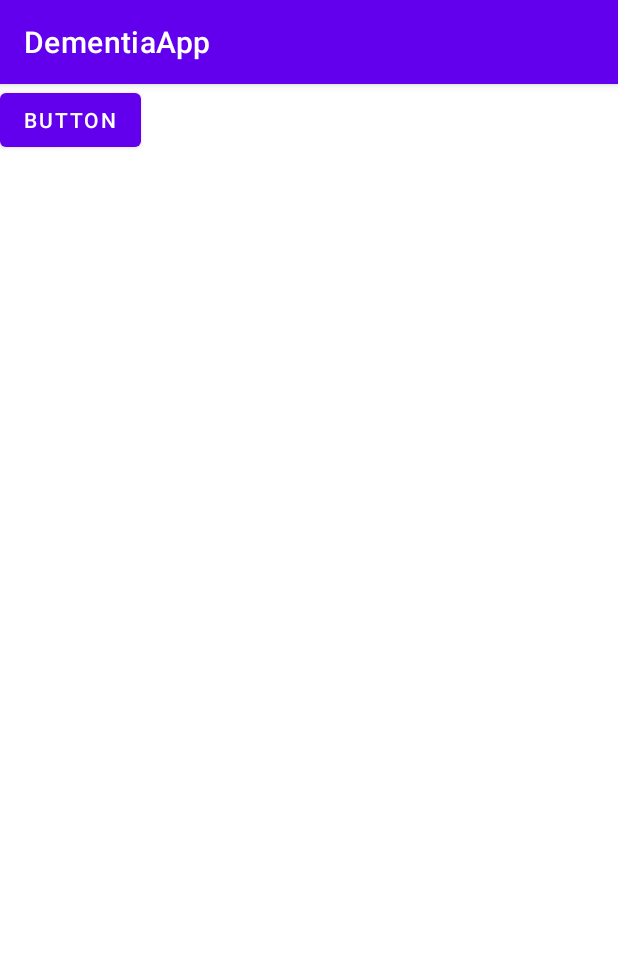
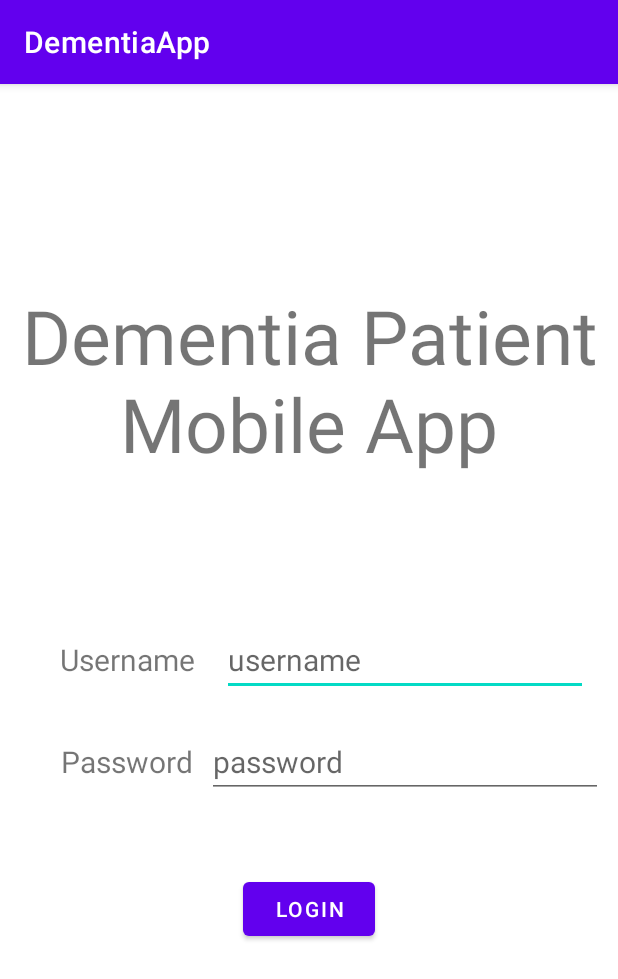
Before and after one commit to Eddi3Ho/DementiaApp, an Android app: the screen it shows after launch (LoginActivity), on a phone screen of 412 x 824 dp. Shown: the top 979 px of the screen. Run offline under Robolectric (Android 15) with nearby library versions, the phone set to English and light mode, and no system bars.

Commit message:
login done

```diff
--- a/app/src/main/AndroidManifest.xml
+++ b/app/src/main/AndroidManifest.xml
@@ -21,6 +21,28 @@
                 <category android:name="android.intent.category.LAUNCHER" />
             </intent-filter>
         </activity>
+
+        <activity
+            android:name=".RegisterActivity"
+            android:exported="true"
+            android:label="@string/app_name">
+            <intent-filter>
+                <action android:name="android.intent.action.MAIN" />
+
+                <category android:name="android.intent.category.LAUNCHER" />
+            </intent-filter>
+        </activity>
+
+        <activity
+            android:name=".MainActivity"
+            android:exported="true"
+            android:label="@string/app_name">
+            <intent-filter>
+                <action android:name="android.intent.action.MAIN" />
+
+                <category android:name="android.intent.category.LAUNCHER" />
+            </intent-filter>
+        </activity>
     </application>
 
 </manifest>
--- a/app/src/main/java/com/example/dementiaapp/LoginActivity.java
+++ b/app/src/main/java/com/example/dementiaapp/LoginActivity.java
@@ -1,9 +1,17 @@
 package com.example.dementiaapp;
 
+import android.content.Intent;
+import android.graphics.Color;
 import android.os.Bundle;
+import android.view.View;
+import android.widget.Button;
+import android.widget.EditText;
+import android.widget.Toast;
 
 import androidx.annotation.Nullable;
 import androidx.appcompat.app.AppCompatActivity;
+
+import com.example.dementiaapp.ui.dashboard.DashboardFragment;
 
 public class LoginActivity extends AppCompatActivity {
 
@@ -12,5 +20,25 @@ public class LoginActivity extends AppCompatActivity {
         super.onCreate(savedInstanceState);
 
         setContentView(R.layout.login);
+        Login();
+    }
+
+    void Login(){
+        EditText username = (EditText) findViewById(R.id.username_editText);
+        EditText password = (EditText) findViewById(R.id.password_editText);
+        Button btnlogin = (Button) findViewById(R.id.loginButton);
+
+        btnlogin.setOnClickListener(new View.OnClickListener() {
+            @Override
+            public void onClick(View v) {
+                if(username.getText().toString().equals("admin") && password.getText().toString().equals("admin")){
+                    Toast.makeText(LoginActivity.this, "Login Successfully", Toast.LENGTH_SHORT).show();
+                    Intent intent = new Intent(LoginActivity.this, MainActivity.class);
+                    startActivity(intent);
+                }else{
+                    Toast.makeText(LoginActivity.this, "Username or Password is incorrect!", Toast.LENGTH_SHORT).show();
+                }
+            }
+        });
     }
 }
--- a/app/src/main/res/layout/login.xml
+++ b/app/src/main/res/layout/login.xml
@@ -1,14 +1,74 @@
 <?xml version="1.0" encoding="utf-8"?>
-<androidx.constraintlayout.widget.ConstraintLayout xmlns:android="http://schemas.android.com/apk/res/android"
+<RelativeLayout xmlns:android="http://schemas.android.com/apk/res/android"
     xmlns:tools="http://schemas.android.com/tools"
     android:layout_width="match_parent"
     android:layout_height="match_parent">
 
-    <Button
-        android:id="@+id/button"
+    <TextView
         android:layout_width="wrap_content"
         android:layout_height="wrap_content"
-        android:text="Button"
-        tools:layout_editor_absoluteX="134dp"
-        tools:layout_editor_absoluteY="186dp" />
-</androidx.constraintlayout.widget.ConstraintLayout>
+        android:layout_above="@id/username_editText"
+        android:layout_centerHorizontal="true"
+        android:layout_marginBottom="100dp"
+        android:text="Dementia Patient Mobile App"
+        android:textAlignment="center"
+        android:textSize="50sp" />
+
+    <TextView
+        android:id="@+id/username_textView"
+        android:layout_width="wrap_content"
+        android:layout_height="wrap_content"
+        android:layout_alignTop="@id/username_editText"
+        android:layout_alignBottom="@id/username_editText"
+        android:layout_marginStart="40dp"
+        android:gravity="center"
+        android:text="Username"
+        android:textSize="20sp" />
+
+    <EditText
+        android:id="@+id/username_editText"
+        android:layout_width="match_parent"
+        android:layout_height="wrap_content"
+        android:layout_alignStart="@id/password_editText"
+        android:layout_alignEnd="@id/password_editText"
+        android:layout_centerInParent="true"
+        android:layout_marginStart="10dp"
+        android:layout_marginEnd="10dp"
+        android:layout_toEndOf="@id/username_textView"
+        android:hint="username"
+        android:maxLines="1"
+        android:textSize="20sp" />
+
+    <TextView
+        android:id="@+id/passwordTextView"
+        android:layout_width="wrap_content"
+        android:layout_height="wrap_content"
+        android:layout_alignTop="@id/password_editText"
+        android:layout_alignBottom="@id/password_editText"
+        android:layout_marginStart="40dp"
+        android:gravity="center"
+        android:text="Password"
+        android:textSize="20sp" />
+
+    <EditText
+        android:id="@+id/password_editText"
+        android:layout_width="match_parent"
+        android:layout_height="wrap_content"
+        android:layout_below="@id/username_editText"
+        android:layout_centerInParent="true"
+        android:layout_marginStart="10dp"
+        android:layout_marginTop="20dp"
+        android:layout_marginEnd="10dp"
+        android:layout_toEndOf="@id/passwordTextView"
+        android:hint="password"
+        android:textSize="20sp" />
+
+    <Button
+        android:id="@+id/loginButton"
+        android:layout_width="wrap_content"
+        android:layout_height="wrap_content"
+        android:text="Login"
+        android:layout_below="@id/password_editText"
+        android:layout_marginTop="50dp"
+        android:layout_centerHorizontal="true"/>
+</RelativeLayout>
```
